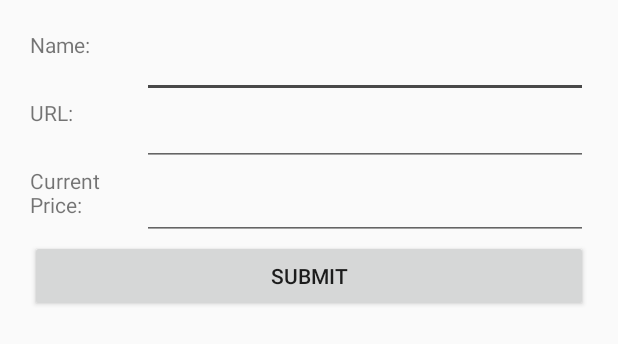
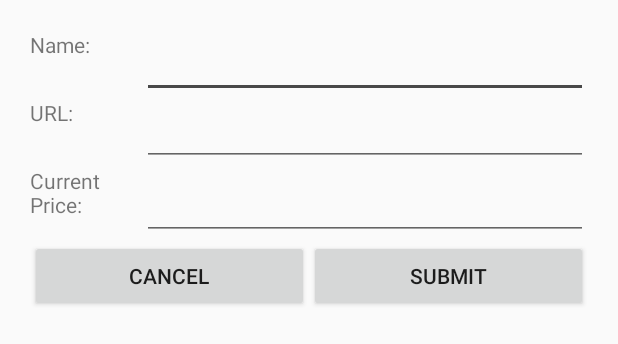
Before and after one commit to john17727/MyPriceWatcher, an Android app: the layout popup_window.xml on its own in the app's theme, with its tools: preview values and no code run, on a phone screen of 412 x 824 dp. Shown: the top 344 px of the screen. Run offline under Robolectric (Android 15) with nearby library versions, the phone set to English and light mode, and no system bars.

Commit message:
Added Cancel button to dialog.

```diff
--- a/app/src/main/java/cs4330/cs/utep/edu/mypricewatcher/MainActivity.java
+++ b/app/src/main/java/cs4330/cs/utep/edu/mypricewatcher/MainActivity.java
@@ -1,14 +1,9 @@
 package cs4330.cs.utep.edu.mypricewatcher;
 
-import android.app.Activity;
 import android.app.Dialog;
 import android.content.Intent;
-import android.os.PersistableBundle;
 import android.support.v7.app.AppCompatActivity;
 import android.os.Bundle;
-import android.util.Log;
-import android.view.Gravity;
-import android.view.LayoutInflater;
 import android.view.Menu;
 import android.view.MenuInflater;
 import android.view.MenuItem;
@@ -19,10 +14,6 @@ import android.widget.Button;
 import android.widget.EditText;
 import android.widget.LinearLayout;
 import android.widget.ListView;
-import android.widget.PopupWindow;
-import android.widget.Toast;
-import android.widget.Toolbar;
-
 import java.util.ArrayList;
 
 /**
@@ -98,6 +89,7 @@ public class MainActivity extends AppCompatActivity {
                 newURL = (EditText) add.findViewById(R.id.NewURL);
                 newPrice = (EditText) add.findViewById(R.id.NewPrice);
                 Button submit = (Button) add.findViewById(R.id.Submit);
+                Button cancel = (Button) add.findViewById(R.id.Cancel);
                 submit.setOnClickListener(new View.OnClickListener() {
                     @Override
                     public void onClick(View v) {
@@ -108,6 +100,12 @@ public class MainActivity extends AppCompatActivity {
 
                         add.dismiss();
                         addItem(name, url, price);
+                    }
+                });
+                cancel.setOnClickListener(new View.OnClickListener() {
+                    @Override
+                    public void onClick(View v) {
+                        add.dismiss();
                     }
                 });
                 add.show();
--- a/app/src/main/res/layout/popup_window.xml
+++ b/app/src/main/res/layout/popup_window.xml
@@ -63,11 +63,25 @@
 
     </LinearLayout>
 
+    <LinearLayout
+        android:layout_width="match_parent"
+        android:layout_height="wrap_content">
+
+        <Button
+            android:id="@+id/Cancel"
+            android:layout_width="match_parent"
+            android:layout_height="wrap_content"
+            android:layout_weight="1"
+            android:text="Cancel"/>
+
         <Button
             android:id="@+id/Submit"
             android:layout_width="match_parent"
             android:layout_height="wrap_content"
+            android:layout_weight="1"
             android:text="Submit"/>
+
+    </LinearLayout>
 
 
 </LinearLayout>
```
